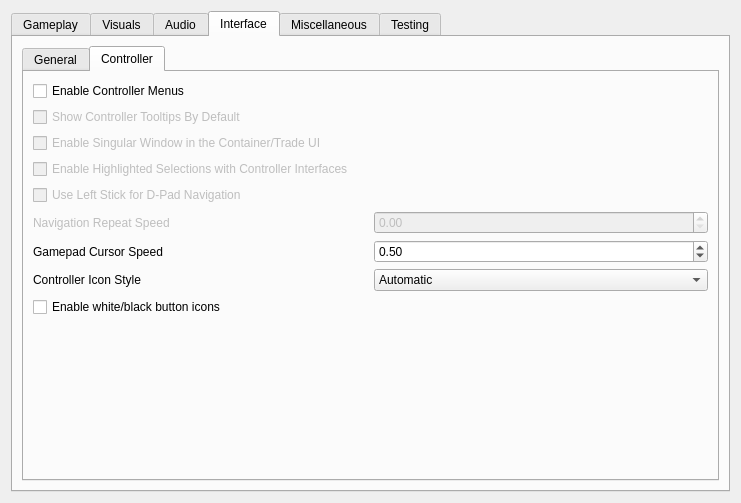
zander2k1/groovy-openmw, file apps/launcher/ui/settingspage.ui: the form before one commit.
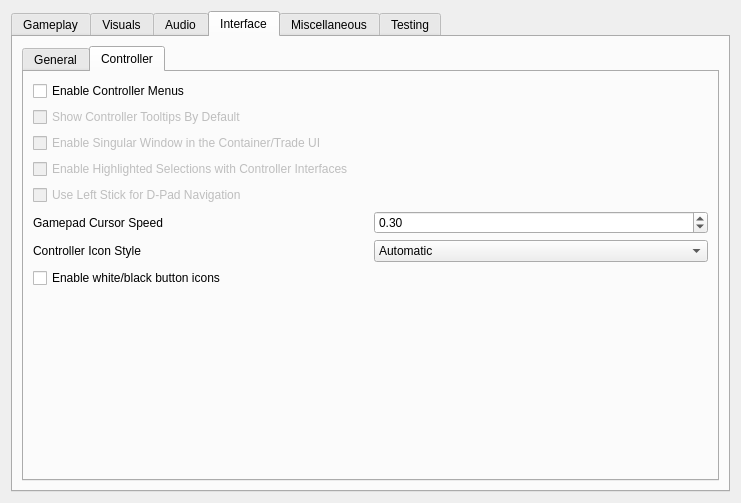
The form after the commit. The open tabs and pages were chosen to show the change.

Commit message:
Minor UI & controller adjustments
Removed adjustable dpad-turbo speed from the launcher settings & set default joystick mouse speed to 0.3
Modified navigation repeat delay to be 0.25s instead of 0.166s
Removed diagonal joystick navigation in GUIs that do not support joystick mouse.
Fixed accidental issue with the "enable white/black buttons" replacing LT/RT instead of just LB/RB

```diff
--- a/apps/launcher/ui/settingspage.ui
+++ b/apps/launcher/ui/settingspage.ui
@@ -1607,42 +1607,6 @@
               </property>
              </widget>
             </item>
-             <item row="5" column="0">
-             <layout class="QHBoxLayout" name="controllerMenuTurboLayout">
-               <item>
-                <widget class="QLabel" name="controllerMenuTurboLabel">
-                 <property name="enabled">
-                  <bool>false</bool>
-                 </property>
-                 <property name="toolTip">
-                  <string>&lt;html&gt;&lt;head/&gt;&lt;body&gt;&lt;p&gt;Repeat rate for D-Pad/left stick navigation in controller menus. 0 disables turbo.&lt;/p&gt;&lt;/body&gt;&lt;/html&gt;</string>
-                 </property>
-                 <property name="text">
-                  <string>Navigation Repeat Speed</string>
-                 </property>
-                </widget>
-               </item>
-               <item>
-                <widget class="QDoubleSpinBox" name="controllerMenuTurboSpinBox">
-                 <property name="enabled">
-                  <bool>false</bool>
-                 </property>
-                 <property name="minimum">
-                  <double>0.000000000000000</double>
-                 </property>
-                 <property name="maximum">
-                  <double>2.000000000000000</double>
-                 </property>
-                 <property name="singleStep">
-                  <double>0.100000000000000</double>
-                 </property>
-                 <property name="decimals">
-                  <number>2</number>
-                 </property>
-                </widget>
-               </item>
-             </layout>
-            </item>
             <item row="6" column="0">
              <layout class="QHBoxLayout" name="gamepadCursorSpeedLayout">
               <item>
@@ -1669,9 +1633,9 @@
                 <property name="singleStep">
                  <double>0.100000000000000</double>
                 </property>
-                <property name="value">
-                 <double>0.500000000000000</double>
-                </property>
+                 <property name="value">
+                  <double>0.300000000000000</double>
+                 </property>
                </widget>
               </item>
              </layout>
```
Left out of the diff: 2 changed lines with no effect on the pictures. The commit also changes 11 other files.
